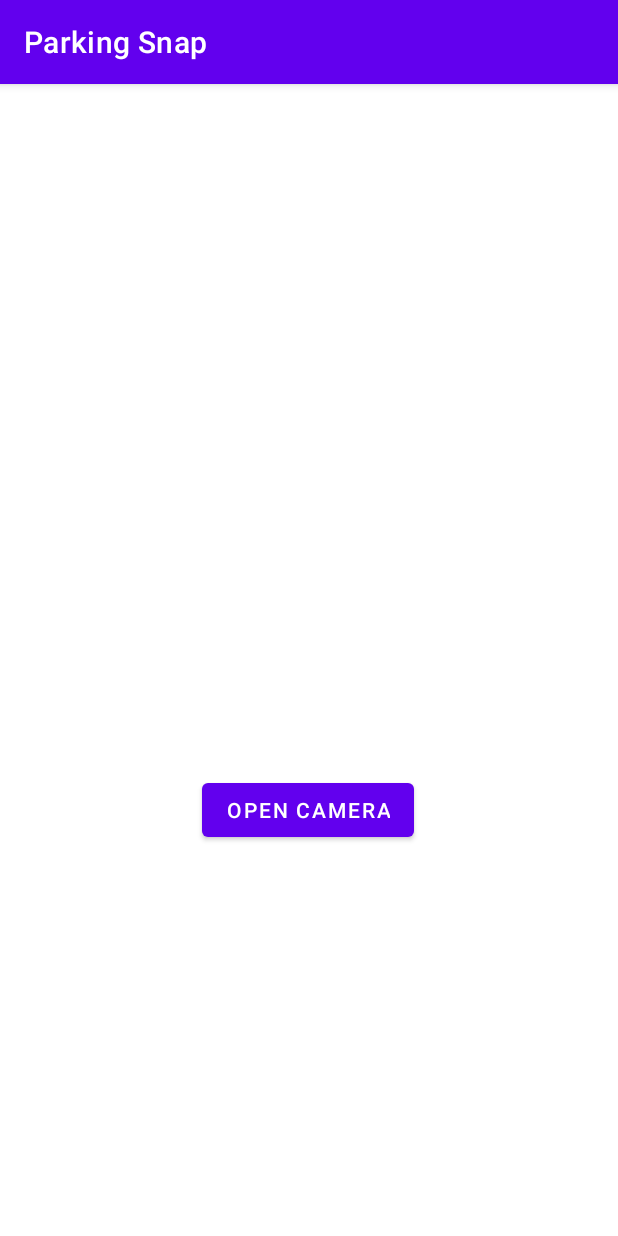
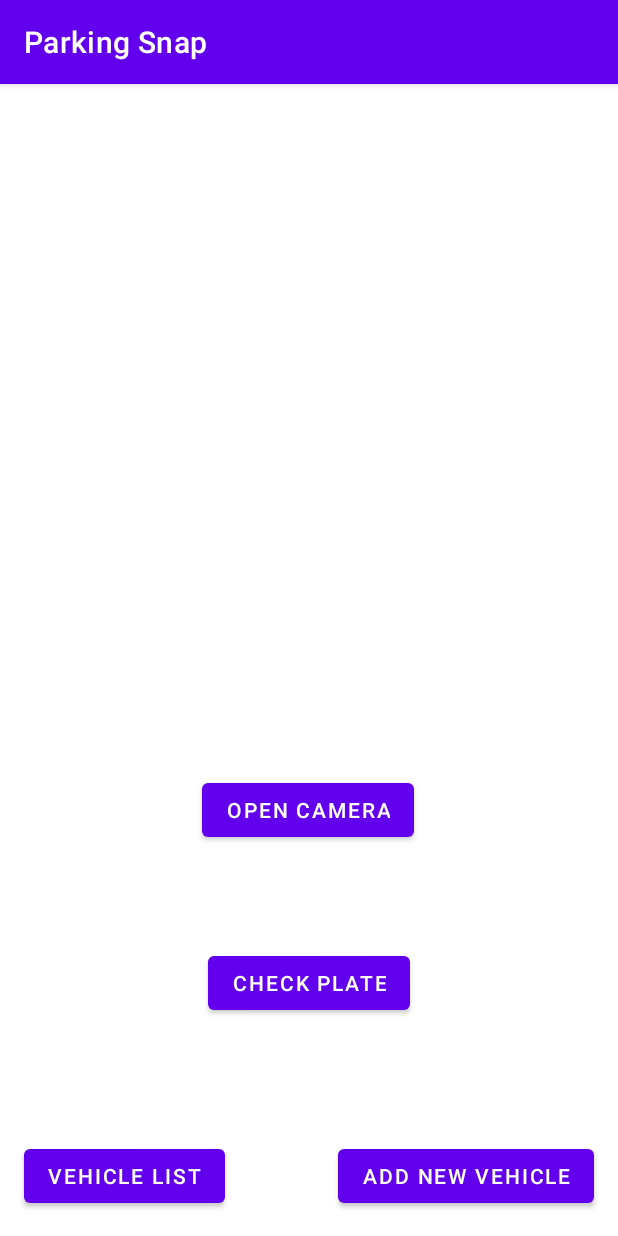
Before and after one commit to SRitt12/parking-snap, an Android app: the screen it shows after launch (PlateReaderActivity), on a phone screen of 412 x 824 dp. Run offline under Robolectric (Android 15) with nearby library versions, the phone set to English and light mode, and no system bars; libraries missing offline, so code that uses them is left out: com.google.mlkit.vision; 1 statement that could not run was skipped.

Commit message:
Finish plate recognition and add dialog

```diff
--- a/ParkingSnap/app/src/main/java/com/sritt/parkingsnap/PlateReaderActivity.java
+++ b/ParkingSnap/app/src/main/java/com/sritt/parkingsnap/PlateReaderActivity.java
@@ -4,8 +4,14 @@ import androidx.annotation.NonNull;
 import androidx.annotation.Nullable;
 import androidx.appcompat.app.AppCompatActivity;
 import androidx.appcompat.app.AppCompatDelegate;
+import androidx.core.app.ActivityCompat;
+import androidx.core.content.ContextCompat;
+
+import android.Manifest;
 import android.content.ActivityNotFoundException;
+import android.content.Context;
 import android.content.Intent;
+import android.content.pm.PackageManager;
 import android.graphics.Bitmap;
 import android.graphics.Point;
 import android.graphics.Rect;
@@ -15,6 +21,8 @@ import android.util.Log;
 import android.view.View;
 import android.widget.ImageView;
 import android.widget.TextView;
+import android.widget.Toast;
+
 import com.google.android.gms.tasks.OnFailureListener;
 import com.google.android.gms.tasks.OnSuccessListener;
 import com.google.android.gms.tasks.Task;
@@ -23,18 +31,56 @@ import com.google.mlkit.vision.text.Text;
 import com.google.mlkit.vision.text.TextRecognition;
 import com.google.mlkit.vision.text.TextRecognizer;
 
+import java.net.Inet4Address;
+import java.util.ArrayList;
+
 public class PlateReaderActivity extends AppCompatActivity {
     private static final String TAG = "ErrorLog";
+    static String platenum ="";
+    public static String getPlatenum(){
+        return platenum;
+    }
+
 
     @Override
     protected void onCreate(@Nullable Bundle savedInstanceState) {
         AppCompatDelegate.setDefaultNightMode(AppCompatDelegate.MODE_NIGHT_NO);
         super.onCreate(savedInstanceState);
         setContentView(R.layout.activity_plate_reader);
+        Vehicle test = new Vehicle("TestF", "TestL","XD1E0W", "2020", "Test", "Test","Red");
+        ListActivity.vehicles.put("XD1E0W", test);
+        int requestCode = 1;
+        if (ContextCompat.checkSelfPermission(this, Manifest.permission.CAMERA) == PackageManager.PERMISSION_DENIED);
+        ActivityCompat.requestPermissions(this, new String[] {Manifest.permission.CAMERA}, requestCode);
     }
     // onClick for button
     public void openCam (View view){
         dispatchTakePictureIntent();
+    }
+
+    public void checkPlate(View view){
+        if(ListActivity.vehicles.containsKey(platenum)) {
+            Context context = getApplicationContext();
+            CharSequence text = "Plate " + platenum + "is in the database";
+            int duration = Toast.LENGTH_SHORT;
+            Toast toast = Toast.makeText(context, text, duration);
+            toast.show();
+
+        }
+        else{
+            PlateDialogFragment plateDF = new PlateDialogFragment();
+            plateDF.show(getSupportFragmentManager(), "TAG");
+        }
+    }
+
+
+    public void toNewVehicle(View view){
+        Intent tonNewVehicleIntent = new Intent(this, NewVehicleActivity.class);
+        startActivity(tonNewVehicleIntent);
+    }
+    public void toList(View view){
+        Intent toListIntent = new Intent(this, ListActivity.class);
+        startActivity(toListIntent);
     }
 
     // Sends intent to open camera for initial image capture
@@ -65,9 +111,21 @@ public class PlateReaderActivity extends AppCompatActivity {
         }
     }
 
-    // TODO create regex to find plate number, create models for different states, pass plate number
-    //  off to create new vehicle instances
+    // TODO create models for different states
     private void recognizeText(InputImage image) {
+        ArrayList <String> months = new ArrayList<String>();
+        months.add("JAN");
+        months.add("FEB");
+        months.add("MAR");
+        months.add("APR");
+        months.add("MAY");
+        months.add("JUN");
+        months.add("JUL");
+        months.add("AUG");
+        months.add("SEP");
+        months.add("OCT");
+        months.add("NOV");
+        months.add("DEC");
         TextRecognizer recognizer = TextRecognition.getClient();
         Task<Text> result =
                 recognizer.process(image)
@@ -79,14 +137,17 @@ public class PlateReaderActivity extends AppCompatActivity {
                                 for (Text.TextBlock block : visionText.getTextBlocks()) {
                                     Rect boundingBox = block.getBoundingBox();
                                     Point[] cornerPoints = block.getCornerPoints();
-                                    String text = block.getText();
-                                    TextView imageTextTV = findViewById(R.id.imageTextTV);
-                                    textF = textF + text + " ";
-                                    imageTextTV.setText(textF);
                                     for (Text.Line line: block.getLines()) {
                                         // ...
                                         for (Text.Element element: line.getElements()) {
-                                            // ...
+                                            String text = element.getText();
+                                            Log.e(TAG,text);
+                                            TextView imageTextTV = findViewById(R.id.imageTextTV);
+                                            if (text.length()==3 && (!months.contains(text))) {
+                                                textF = textF + text + " ";
+                                                platenum = textF;
+                                            }
+                                            imageTextTV.setText("Detected Number: " + textF);
                                         }
                                     }
                                 }
--- a/ParkingSnap/app/src/main/res/layout/activity_plate_reader.xml
+++ b/ParkingSnap/app/src/main/res/layout/activity_plate_reader.xml
@@ -32,8 +32,42 @@
         android:id="@+id/imageTextTV"
         android:layout_width="wrap_content"
         android:layout_height="wrap_content"
-        android:layout_marginBottom="96dp"
+        android:layout_marginBottom="324dp"
         app:layout_constraintBottom_toBottomOf="parent"
         app:layout_constraintEnd_toEndOf="parent"
+        app:layout_constraintHorizontal_bias="0.498"
         app:layout_constraintStart_toStartOf="parent" />
+
+    <Button
+        android:id="@+id/toNewVehicleBTN"
+        android:layout_width="wrap_content"
+        android:layout_height="wrap_content"
+        android:layout_marginEnd="16dp"
+        android:layout_marginBottom="16dp"
+        android:onClick="toNewVehicle"
+        android:text="Add new vehicle"
+        app:layout_constraintBottom_toBottomOf="parent"
+        app:layout_constraintEnd_toEndOf="parent" />
+
+    <Button
+        android:id="@+id/listBTN"
+        android:layout_width="wrap_content"
+        android:layout_height="wrap_content"
+        android:layout_marginStart="16dp"
+        android:layout_marginBottom="16dp"
+        android:onClick="toList"
+        android:text="Vehicle List"
+        app:layout_constraintBottom_toBottomOf="parent"
+        app:layout_constraintStart_toStartOf="parent" />
+
+    <Button
+        android:id="@+id/checkPlateBTN"
+        android:layout_width="wrap_content"
+        android:layout_height="wrap_content"
+        android:layout_marginTop="67dp"
+        android:onClick="checkPlate"
+        android:text="check plate"
+        app:layout_constraintEnd_toEndOf="parent"
+        app:layout_constraintStart_toStartOf="parent"
+        app:layout_constraintTop_toBottomOf="@+id/button" />
 </androidx.constraintlayout.widget.ConstraintLayout>
```
Also changed, not shown: ParkingSnap/app/src/main/java/com/sritt/parkingsnap/PlateDialogFragment.java (added, +66 -0 lines), ParkingSnap/app/src/main/res/layout/fragment_plate_dialog.xml (added, +14 -0 lines), gradle/wrapper/gradle-wrapper.properties (added), 4 other files.
